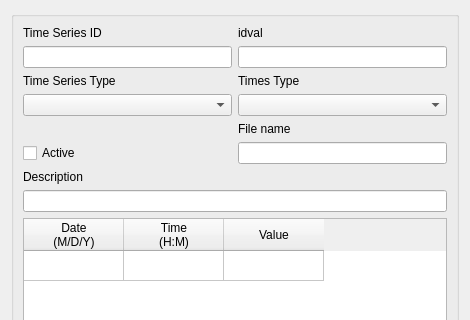
ibergis/ibergis_qgis_plugin, file core/ui/toolbars/main/nonvisual_timeseries.ui: the form before one commit; both pictures show x 0 to 470 and y 0 to 320 of the 470 by 499 pixel window.
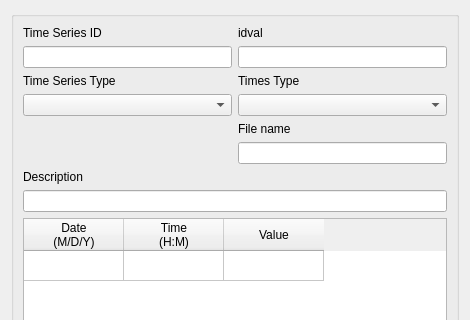
The form after the commit.

Commit message: Remove chk_active from non-visual objects dialogs

Diff of the .ui file:
```diff
--- a/core/ui/toolbars/main/nonvisual_timeseries.ui
+++ b/core/ui/toolbars/main/nonvisual_timeseries.ui
@@ -162,13 +162,6 @@
           </property>
          </widget>
         </item>
-        <item row="6" column="0">
-         <widget class="QCheckBox" name="chk_active">
-          <property name="text">
-           <string>Active</string>
-          </property>
-         </widget>
-        </item>
        </layout>
       </item>
       <item row="3" column="0" colspan="2">
```
The commit also changes 5 other files.
